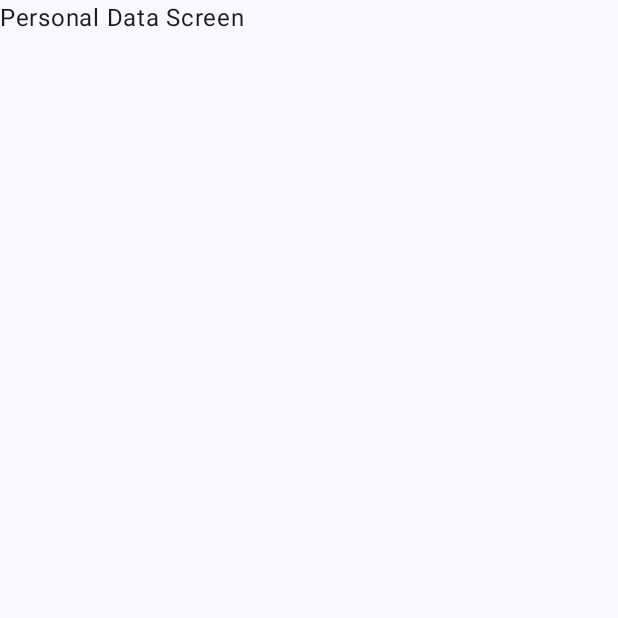
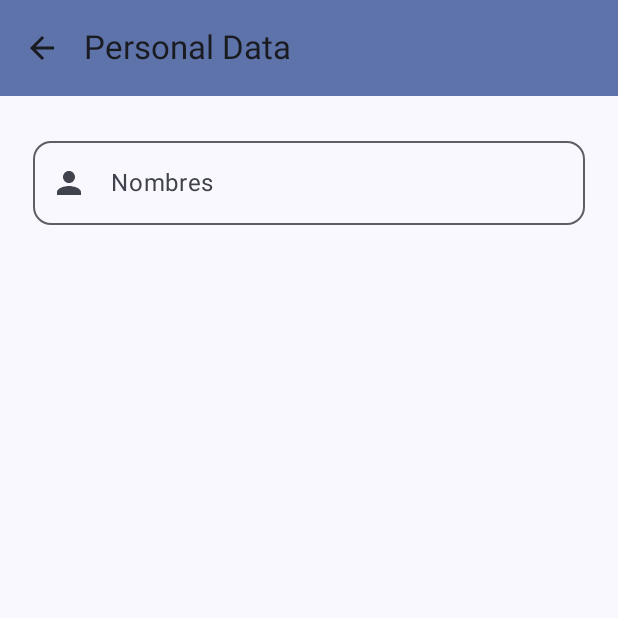
Before and after one commit to JuanEsO/Labs20232Gr02, an Android app built with Jetpack Compose: the PersonalDataScreen screen opened through its navigation route, on a phone screen of 412 x 824 dp, the top half of it. Run offline under Robolectric (Android 15) with nearby library versions, the phone set to English and light mode, and no system bars.

Commit message:
create input text base

```diff
--- a/Lab1-UI/src/main/java/co/edu/udea/compumovil/gr02_20232/lab1/LabAppScreen.kt
+++ b/Lab1-UI/src/main/java/co/edu/udea/compumovil/gr02_20232/lab1/LabAppScreen.kt
@@ -1,14 +1,27 @@
 package co.edu.udea.compumovil.gr02_20232.lab1
 
 import androidx.annotation.StringRes
+import androidx.compose.foundation.layout.fillMaxSize
 import androidx.compose.foundation.layout.padding
+import androidx.compose.material.icons.Icons
+import androidx.compose.material.icons.filled.ArrowBack
 import androidx.compose.material3.ExperimentalMaterial3Api
+import androidx.compose.material3.Icon
+import androidx.compose.material3.IconButton
+import androidx.compose.material3.MaterialTheme
 import androidx.compose.material3.Scaffold
+import androidx.compose.material3.Text
+import androidx.compose.material3.TopAppBar
+import androidx.compose.material3.TopAppBarDefaults
 import androidx.compose.runtime.Composable
+import androidx.compose.runtime.getValue
 import androidx.compose.ui.Modifier
+import androidx.compose.ui.res.stringResource
+import androidx.compose.ui.text.style.TextAlign
 import androidx.navigation.NavHostController
 import androidx.navigation.compose.NavHost
 import androidx.navigation.compose.composable
+import androidx.navigation.compose.currentBackStackEntryAsState
 import androidx.navigation.compose.rememberNavController
 import co.edu.udea.compumovil.gr02_20232.lab1.ui.screens.ContactDataScreen
 import co.edu.udea.compumovil.gr02_20232.lab1.ui.screens.PersonalDataScreen
@@ -24,7 +37,19 @@ enum class LabScreen(@StringRes val title: Int) {
 fun Lab1App(
     navController: NavHostController = rememberNavController()
 ) {
-    Scaffold() {innerPadding ->
+    val backStackEntry by navController.currentBackStackEntryAsState()
+    val currentScreen = LabScreen.valueOf(
+        backStackEntry?.destination?.route ?: LabScreen.Start.name
+    )
+    Scaffold(
+        topBar = {
+            HeadBar(
+                canNavigateBack = navController.previousBackStackEntry != null,
+                navigateUp = { navController.navigateUp() },
+                currentScreen = currentScreen,
+            )
+        }
+    ) {innerPadding ->
         NavHost(
             navController = navController,
             startDestination = LabScreen.PersonalData.name,
@@ -39,3 +64,29 @@ fun Lab1App(
         }
     }
 }
+
+@Composable
+fun HeadBar (
+    currentScreen: LabScreen,
+    canNavigateBack: Boolean,
+    navigateUp: () -> Unit,
+    modifier: Modifier = Modifier
+) {
+    TopAppBar(
+        title = { Text(stringResource(currentScreen.title), textAlign = TextAlign.Center) },
+        colors = TopAppBarDefaults.mediumTopAppBarColors(
+            containerColor = MaterialTheme.colorScheme.primaryContainer
+        ),
+        modifier = modifier,
+        navigationIcon = {
+            if (canNavigateBack) {
+                IconButton(onClick = navigateUp) {
+                    Icon(
+                        imageVector = Icons.Filled.ArrowBack,
+                        contentDescription = stringResource(R.string.back_button)
+                    )
+                }
+            }
+        }
+    )
+}
--- a/Lab1-UI/src/main/java/co/edu/udea/compumovil/gr02_20232/lab1/ui/screens/PersonalDataScreen.kt
+++ b/Lab1-UI/src/main/java/co/edu/udea/compumovil/gr02_20232/lab1/ui/screens/PersonalDataScreen.kt
@@ -2,18 +2,56 @@ package co.edu.udea.compumovil.gr02_20232.lab1.ui.screens
 
 import androidx.compose.foundation.layout.Arrangement
 import androidx.compose.foundation.layout.Column
+import androidx.compose.foundation.layout.fillMaxSize
+import androidx.compose.foundation.layout.fillMaxWidth
+import androidx.compose.foundation.layout.padding
+import androidx.compose.foundation.text.KeyboardOptions
+import androidx.compose.material.icons.Icons
+import androidx.compose.material.icons.filled.Email
+import androidx.compose.material.icons.filled.Person
+import androidx.compose.material3.Icon
+import androidx.compose.material3.MaterialTheme.shapes
+import androidx.compose.material3.OutlinedTextField
 import androidx.compose.material3.Text
+import androidx.compose.material3.TextField
 import androidx.compose.runtime.Composable
+import androidx.compose.runtime.mutableStateOf
+import androidx.compose.runtime.remember
 import androidx.compose.ui.Modifier
+import androidx.compose.ui.text.input.TextFieldValue
+import androidx.compose.runtime.getValue
+import androidx.compose.runtime.setValue
+import androidx.compose.ui.Alignment
+import androidx.compose.ui.text.input.ImeAction
+import androidx.compose.ui.text.input.KeyboardCapitalization
+import androidx.compose.ui.text.input.KeyboardType
+import androidx.compose.ui.text.input.VisualTransformation
+import androidx.compose.ui.unit.dp
 
 @Composable
 fun PersonalDataScreen(
-    modifier: Modifier = Modifier
+    modifier: Modifier = Modifier.fillMaxSize().padding(all = 22.dp)
 ) {
     Column(
         modifier = modifier,
-        verticalArrangement = Arrangement.SpaceBetween
+        verticalArrangement = Arrangement.SpaceBetween,
     ) {
-        Text(text = "Personal Data Screen")
+        var text by remember { mutableStateOf(TextFieldValue("")) }
+        OutlinedTextField(
+            value = text,
+            onValueChange = { newText ->
+                text = newText
+            },
+            leadingIcon = { Icon(imageVector = Icons.Default.Person, contentDescription = "emailIcon") },
+            label = { Text(text = "Nombres") },
+            keyboardOptions = KeyboardOptions(
+                keyboardType = KeyboardType.Text,
+                imeAction = ImeAction.Done,
+                capitalization = KeyboardCapitalization.Words,
+                autoCorrect = false,
+            ),
+            shape = shapes.medium,
+            modifier = Modifier.fillMaxWidth()
+        )
     }
 }
--- a/Lab1-UI/src/main/res/values/strings.xml
+++ b/Lab1-UI/src/main/res/values/strings.xml
@@ -2,4 +2,5 @@
     <string name="app_name">Labs20232-Gr02</string>
     <string name="contact_data">Contact Data</string>
     <string name="personal_data">Personal Data</string>
+    <string name="back_button">Back</string>
 </resources>
```
